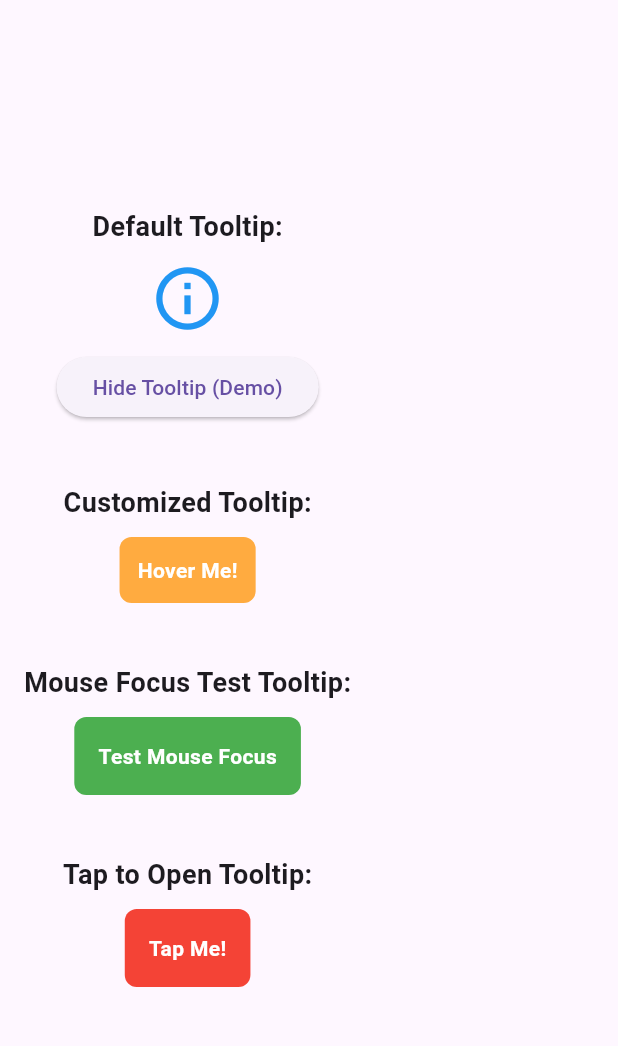
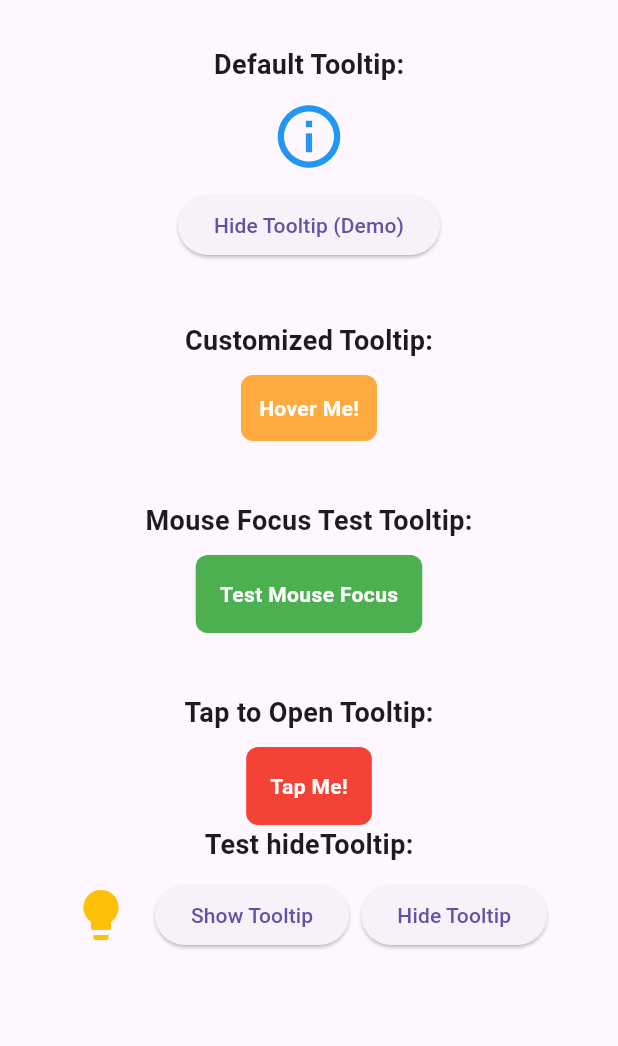
Before and after one commit to ngtrongha/custom_tooltip_flutter, a Flutter app: the screen it shows after launch, on a phone screen of 412 x 824 dp, the part 63-1109 px from its top. Run offline on Flutter 3.47's test engine with Material 3 defaults, Android fonts, the light colour scheme and no system bars.

Commit message:
Update CHANGELOG and version to 0.2.3; fix tooltip closing issue in `enableTapToOpen` mode and enhance example with new `showTooltip` method for better external control.

```diff
--- a/example/lib/main.dart
+++ b/example/lib/main.dart
@@ -18,9 +18,8 @@
         appBar: AppBar(title: const Text('CustomTooltip Examples')),
         body: Padding(
           padding: const EdgeInsets.all(16.0),
+          child: SingleChildScrollView(
             child: Column(
-            mainAxisAlignment: MainAxisAlignment.center,
-            crossAxisAlignment: CrossAxisAlignment.center,
               children: <Widget>[
                 // Example 1: Basic tooltip with default settings
                 const Text(
@@ -182,10 +181,62 @@
                     ),
                   ),
                 ),
+
+                // Example 5: Test hideTooltip with show/hide buttons
+                const Text(
+                  'Test hideTooltip:',
+                  style: TextStyle(fontSize: 18, fontWeight: FontWeight.bold),
+                ),
+                const SizedBox(height: 10),
+                _HideTooltipDemo(),
               ],
+            ),
           ),
         ),
       ),
     );
   }
 }
+
+// Thêm widget demo test hideTooltip
+class _HideTooltipDemo extends StatefulWidget {
+  @override
+  State<_HideTooltipDemo> createState() => _HideTooltipDemoState();
+}
+
+class _HideTooltipDemoState extends State<_HideTooltipDemo> {
+  final GlobalKey<CustomTooltipState> _tooltipKey =
+      GlobalKey<CustomTooltipState>();
+
+  void _showTooltip() {
+    _tooltipKey.currentState?.showTooltip();
+  }
+
+  void _hideTooltip() {
+    _tooltipKey.currentState?.hideTooltip();
+  }
+
+  @override
+  Widget build(BuildContext context) {
+    return Row(
+      mainAxisAlignment: MainAxisAlignment.center,
+      children: [
+        CustomTooltip(
+          key: _tooltipKey,
+          tooltipContent: const Text('Tooltip for test!'),
+          child: const Icon(Icons.lightbulb, size: 40, color: Colors.amber),
+        ),
+        const SizedBox(width: 16),
+        ElevatedButton(
+          onPressed: _showTooltip,
+          child: const Text('Show Tooltip'),
+        ),
+        const SizedBox(width: 8),
+        ElevatedButton(
+          onPressed: _hideTooltip,
+          child: const Text('Hide Tooltip'),
+        ),
+      ],
+    );
+  }
+}
--- a/lib/src/custom_tooltip.dart
+++ b/lib/src/custom_tooltip.dart
@@ -115,6 +115,7 @@
 
 abstract class CustomTooltipState extends State<CustomTooltip> {
   void hideTooltip();
+  void showTooltip(); // Thêm hàm public showTooltip
 }
 
 class _CustomTooltipState extends State<CustomTooltip>
@@ -189,11 +190,12 @@
 
   @override
   void dispose() {
-    // Clean up resources to prevent memory leaks
     _hideTimer?.cancel();
     _animationController.removeStatusListener(_handleAnimationStatus);
+    _animationController.stop(); // Dừng animation nếu đang chạy
     _animationController.dispose();
     _overlayEntry?.remove();
+    _overlayEntry = null; // Đảm bảo overlay được giải phóng
     super.dispose();
   }
 
@@ -323,7 +325,6 @@
     } else {
       _tryShowTooltip();
     }
-    _isTooltipVisible = !_isTooltipVisible;
   }
 
   /// Handles the start of hold gesture (for mobile hold interaction)
@@ -379,7 +380,13 @@
   void hideTooltip() {
     if (_isTooltipVisible) {
       _tryHideTooltip();
-      _isTooltipVisible = false;
+    }
+  }
+
+  @override
+  void showTooltip() {
+    if (!_isTooltipVisible) {
+      _tryShowTooltip();
     }
   }
 }
--- a/pubspec.yaml
+++ b/pubspec.yaml
@@ -1,6 +1,6 @@
 name: custom_tooltip_flutter
 description: "A highly customizable tooltip widget for Flutter with support for multiple positions, animations, and platform-specific interactions (hover for desktop/web, tap/hold for mobile)."
-version: 0.2.2
+version: 0.2.3
 homepage: https://github.com/ngtrongha/custom_tooltip_flutter
 repository: https://github.com/ngtrongha/custom_tooltip_flutter
 
```
Also changed, not shown: 1 other file. Lines whose indentation alone changed are shown as unchanged.
